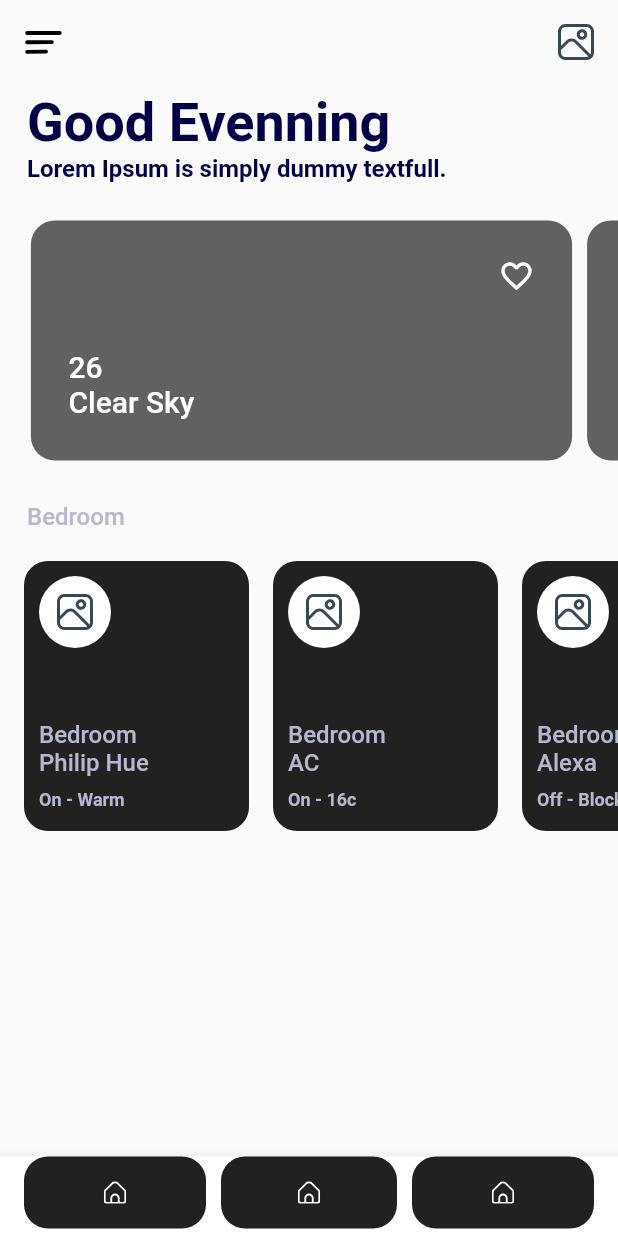
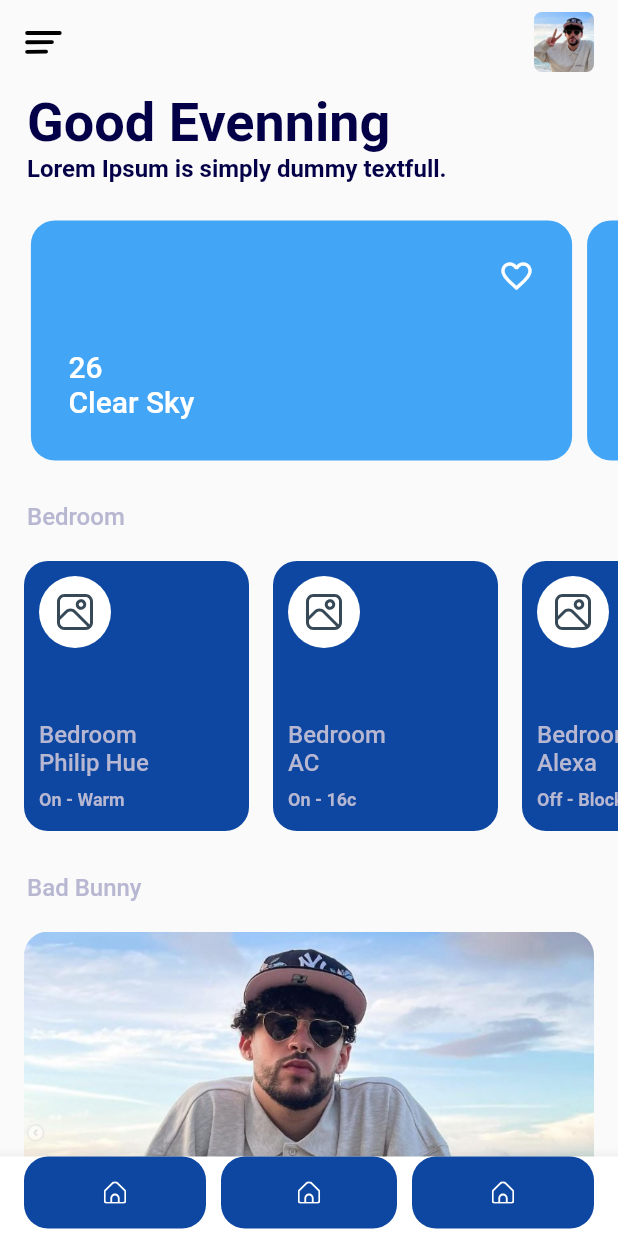
Before and after one commit to barrosjss/simple-app-flutter, a Flutter app: the screen it shows after launch, on a phone screen of 412 x 824 dp. Run offline on Flutter 3.47's test engine with Material 2 defaults, Android fonts, the phone set to English and light mode, and no system bars; drawn by our look-alikes of carousel_slider; our stand-ins replace flutter_svg.

Commit message:
Add::Mode Bad Bunny

```diff
--- a/my_app/lib/main.dart
+++ b/my_app/lib/main.dart
@@ -16,8 +16,8 @@ class MyApp extends StatelessWidget {
       title: 'Flutter Demo',
       home: HomeScreen(),
       theme: ThemeData(
-        primaryColor: Colors.grey[700],
-        accentColor: Colors.grey[900],
+        primaryColor: Colors.blue[400],
+        accentColor: Colors.blue[900],
         highlightColor: Color(0XFFB7B7D2),
         textTheme: const TextTheme(
           headline1: TextStyle(
--- a/my_app/lib/screens/HomeScreen.dart
+++ b/my_app/lib/screens/HomeScreen.dart
@@ -30,6 +30,7 @@ class HomeScreen extends StatelessWidget {
             _textHeader(context),
             Carousel(forWeather),
             _bedroom(context, forBedroom),
+            _bad(context, forBedroom)
           ],
         ),
       ),
@@ -99,10 +100,17 @@ class HomeScreen extends StatelessWidget {
             icon: SvgPicture.asset('assets/icons/slider.svg'),
             onPressed: () {},
           ),
-          IconButton(
-            iconSize: 40.0,
-            icon: SvgPicture.asset('assets/icons/image.svg'),
-            onPressed: () {},
+          Container(
+            margin: EdgeInsets.only(right: 16),
+            child: Expanded(
+              child: ClipRRect(
+                borderRadius: BorderRadius.circular(5),
+                child: Image(
+                  image: AssetImage('assets/imgs/profile.png'),
+                  height: 40,
+                ),
+              ),
+            ),
           ),
         ],
       ),
@@ -144,3 +152,29 @@ Widget _bedroom(context, forBedroom) {
     ],
   );
 }
+
+Widget _bad(context, forBedroom) {
+  return Column(
+    crossAxisAlignment: CrossAxisAlignment.start,
+    children: <Widget>[
+      Padding(
+        padding: const EdgeInsets.only(left: 18.0, top: 8.0, bottom: 20),
+        child: Text(
+          'Bad Bunny',
+          style: Theme.of(context).textTheme.bodyText1,
+        ),
+      ),
+      Container(
+        margin: EdgeInsets.only(left: 16, right: 16, bottom: 16),
+        child: Expanded(
+          child: ClipRRect(
+            borderRadius: BorderRadius.circular(16),
+            child: Image(
+              image: AssetImage('assets/imgs/bad_bunny.jpg'),
+            ),
+          ),
+        ),
+      ),
+    ],
+  );
+}
```
Also changed, not shown: my_app/assets/imgs/bad_bunny.jpg (added), my_app/assets/imgs/profile.png (added).
